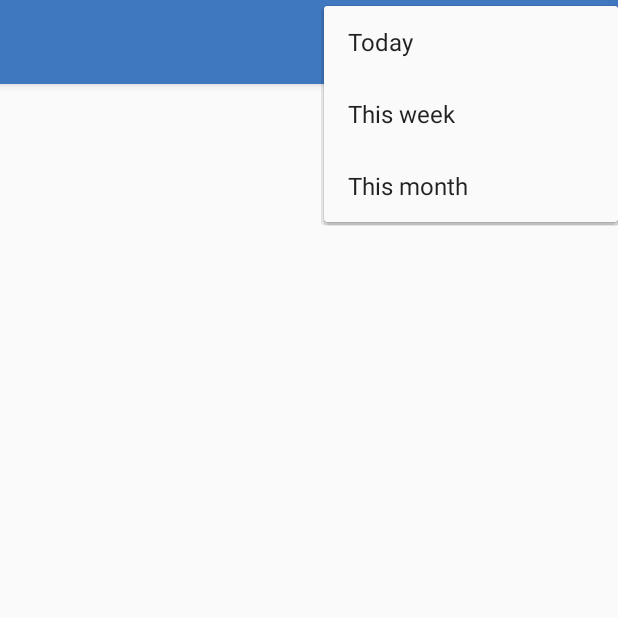
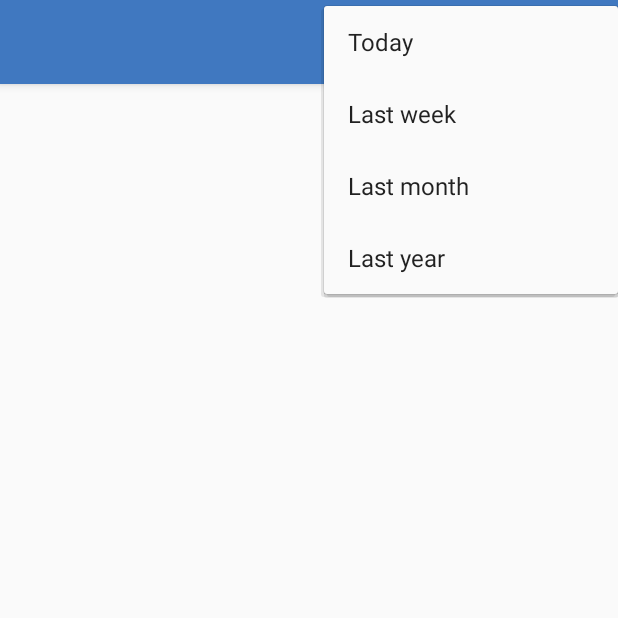
Before and after one commit to mmazzarolo/top-github, an Android app: the screen it shows after launch (MainActivity), after a tap on "Choose period", on a phone screen of 412 x 824 dp, the top half of it. Run offline under Robolectric (Android 15) with nearby library versions, the phone set to English and light mode, and no system bars; our stand-ins replace ButterKnife, Picasso; libraries missing offline, so code that uses them is left out: com.lacronicus.easydatastorelib, com.malinskiy.materialicons, com.mikepenz.materialdrawer, com.wnafee.vector, de.greenrobot.event and 3 more; pictures from the network do not load; 28 statements that could not run were skipped.

Commit message:
Added a "Last year" search and fixed the "try again" button on error page

```diff
--- a/app/build.gradle
+++ b/app/build.gradle
@@ -17,8 +17,8 @@ android {
         applicationId "com.mmazzarolo.dev.topgithub"
         minSdkVersion 15
         targetSdkVersion 23
-        versionCode 4
-        versionName "1.2"
+        versionCode 5
+        versionName "1.3"
     }
     buildTypes {
         release {
--- a/app/src/main/java/com/mmazzarolo/dev/topgithub/activity/BaseActivity.java
+++ b/app/src/main/java/com/mmazzarolo/dev/topgithub/activity/BaseActivity.java
@@ -73,7 +73,7 @@ public abstract class BaseActivity extends AppCompatActivity {
         mViewError.setVisibility(View.GONE);
         mImageViewError.setImageDrawable(new IconDrawable(this,
                 Iconify.IconValue.zmdi_alert_circle).colorRes(android.R.color.white));
-        mButtonNoConnection.setOnClickListener((View v) -> onTryAgainClick());
+        mButtonError.setOnClickListener((View v) -> onTryAgainClick());
     }
 
     public void showContentView() {
--- a/app/src/main/java/com/mmazzarolo/dev/topgithub/activity/MainActivity.java
+++ b/app/src/main/java/com/mmazzarolo/dev/topgithub/activity/MainActivity.java
@@ -213,6 +213,7 @@ public class MainActivity extends BaseActivity {
             case R.id.action_today:
             case R.id.action_this_week:
             case R.id.action_this_month:
+            case R.id.action_this_year:
                 mMyDataStore.selectedPeriod().put(getResources().getResourceEntryName(id));
                 mSelectedPeriod = getResources().getResourceEntryName(id);
                 invalidateOptionsMenu();
--- a/app/src/main/java/com/mmazzarolo/dev/topgithub/adapter/RepositoryAdapter.java
+++ b/app/src/main/java/com/mmazzarolo/dev/topgithub/adapter/RepositoryAdapter.java
@@ -11,12 +11,10 @@ import android.support.design.widget.Snackbar;
 import android.support.v7.app.AlertDialog;
 import android.support.v7.widget.RecyclerView;
 import android.text.Html;
-import android.util.Log;
 import android.view.LayoutInflater;
 import android.view.View;
 import android.view.ViewGroup;
 import android.widget.ImageView;
-import android.widget.ListView;
 import android.widget.TextView;
 
 import com.mmazzarolo.dev.topgithub.MainApplication;
@@ -30,7 +28,6 @@ import com.squareup.picasso.Picasso;
 import java.util.List;
 
 import butterknife.Bind;
-import butterknife.BindString;
 import butterknife.ButterKnife;
 
 /**
--- a/app/src/main/res/menu/menu_main.xml
+++ b/app/src/main/res/menu/menu_main.xml
@@ -16,10 +16,13 @@
                 android:title="@string/period_today"/>
             <item
                 android:id="@+id/action_this_week"
-                android:title="@string/period_this_week"/>
+                android:title="@string/period_last_week"/>
             <item
                 android:id="@+id/action_this_month"
-                android:title="@string/period_this_month"/>
+                android:title="@string/period_last_month"/>
+            <item
+                android:id="@+id/action_this_year"
+                android:title="@string/period_last_year"/>
         </menu>
     </item>
 
--- a/app/src/main/res/values/strings.xml
+++ b/app/src/main/res/values/strings.xml
@@ -10,8 +10,9 @@
 
     <!--Menu's action descriptions-->
     <string name="period_today">Today</string>
-    <string name="period_this_week">This week</string>
-    <string name="period_this_month">This month</string>
+    <string name="period_last_week">Last week</string>
+    <string name="period_last_month">Last month</string>
+    <string name="period_last_year">Last year</string>
 
     <!--Repository rows-->
     <string name="row_subtitle">%1$s • %2$s stars %3$s • Built by</string>
@@ -24,7 +25,7 @@
     <string name="empty_list_title">No Results</string>
     <string name="empty_list_content">Please change your search</string>
     <string name="error_title">Error</string>
-    <string name="error_content">%1$s\nPlease, try again in a minute or change your search.</string>
+    <string name="error_content">%1$s\nPlease, try again in a minute or change your search.\n GitHub has a 10 requests limit per minute.</string>
     <string name="error_button">Try again</string>
 
     <!--Drawer-->
```
Also changed, not shown: app/src/main/java/com/mmazzarolo/dev/topgithub/Utilities.java (+6 -2 lines), 1 other file.
